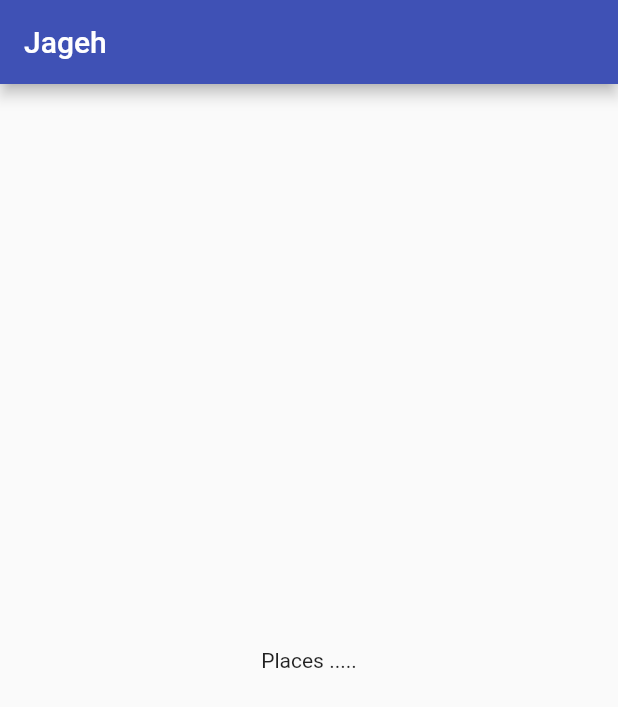
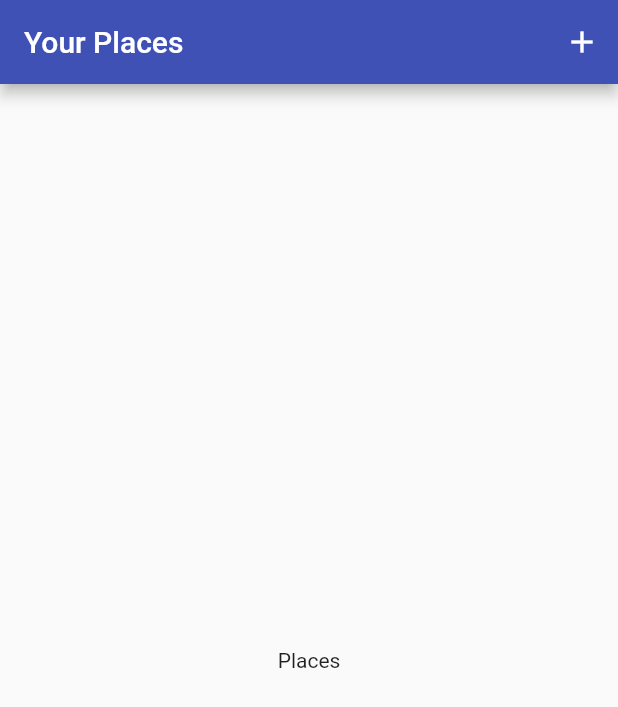
Before and after one commit to crew-guy/places_app, a Flutter app: the screen it shows after launch, on a phone screen of 412 x 824 dp. Shown: the top 707 px of the screen. Run offline on Flutter 3.47's test engine with Material 2 defaults, Android fonts, the phone set to English and light mode, and no system bars.

Commit message:
places screen

```diff
--- a/lib/main.dart
+++ b/lib/main.dart
@@ -1,4 +1,7 @@
 import 'package:flutter/material.dart';
+import 'package:places_app/providers/great_places.dart';
+import 'package:places_app/screens/places_list_screen.dart';
+import 'package:provider/provider.dart';
 
 void main() {
   runApp(MyApp());
@@ -9,17 +12,15 @@ class MyApp extends StatelessWidget {
 
   @override
   Widget build(BuildContext context) {
-    return MaterialApp(
-      title: 'Great Places',
-      theme: ThemeData(
-        primarySwatch: Colors.indigo,
-        accentColor: Colors.indigo[50],
-      ),
-      home: Scaffold(
-        appBar: AppBar(title: Text('Jageh')),
-        body: Center(
-          child: Text('Places .....'),
+    return ChangeNotifierProvider(
+      create: (ctx) => GreatPlaces(),
+      child: MaterialApp(
+        title: 'Great Places',
+        theme: ThemeData(
+          primarySwatch: Colors.indigo,
+          accentColor: Colors.indigo[50],
         ),
+        home: PlacesListScreen(),
       ),
     );
   }
--- a/lib/providers/great_places.dart
+++ b/lib/providers/great_places.dart
@@ -0,0 +1,10 @@
+import 'package:flutter/material.dart';
+import 'package:places_app/models/place.dart';
+
+class GreatPlaces extends ChangeNotifier {
+  List<Place> _items = [];
+
+  List<Place> get items {
+    return [..._items];
+  }
+}
--- a/lib/screens/places_list_screen.dart
+++ b/lib/screens/places_list_screen.dart
@@ -0,0 +1,20 @@
+import 'package:flutter/material.dart';
+
+class PlacesListScreen extends StatelessWidget {
+  const PlacesListScreen({Key? key}) : super(key: key);
+
+  @override
+  Widget build(BuildContext context) {
+    return Scaffold(
+        appBar: AppBar(
+          title: Text('Your Places'),
+          actions: [
+            IconButton(
+              onPressed: () {},
+              icon: Icon(Icons.add),
+            )
+          ],
+        ),
+        body: Center(child: Text('Places')));
+  }
+}
```
